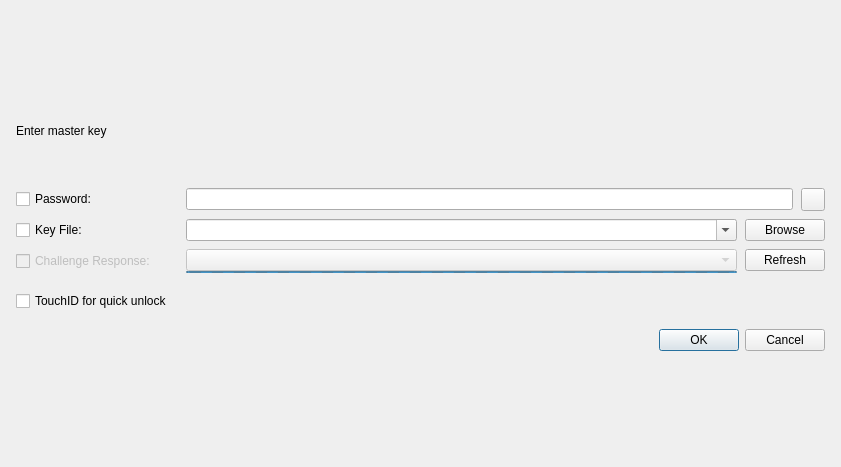
This is src/gui/DatabaseOpenWidget.ui in iluminat23/keepassxc-debian as Qt 5 draws it before an edit. The edited form follows.
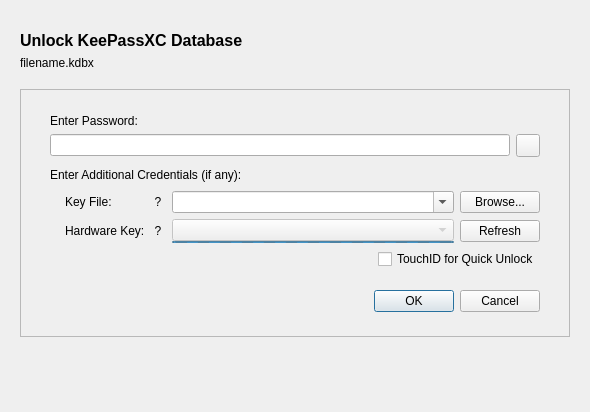
This is the edited form. Custom widgets are drawn as their Qt base class.

The edit to the form file:
```diff
--- a/src/gui/DatabaseOpenWidget.ui
+++ b/src/gui/DatabaseOpenWidget.ui
@@ -2,18 +2,10 @@
 <ui version="4.0">
  <class>DatabaseOpenWidget</class>
  <widget class="QWidget" name="DatabaseOpenWidget">
-  <property name="geometry">
-   <rect>
-    <x>0</x>
-    <y>0</y>
-    <width>841</width>
-    <height>467</height>
-   </rect>
+  <property name="accessibleName">
+   <string>Unlock KeePassXC Database</string>
   </property>
-  <layout class="QVBoxLayout" name="verticalLayout">
-   <property name="spacing">
-    <number>8</number>
-   </property>
+  <layout class="QVBoxLayout" name="verticalLayout" stretch="0,1,0,2">
    <item>
     <widget class="MessageWidget" name="messageWidget" native="true"/>
    </item>
@@ -22,33 +14,73 @@
      <property name="orientation">
       <enum>Qt::Vertical</enum>
      </property>
+     <property name="sizeType">
+      <enum>QSizePolicy::MinimumExpanding</enum>
+     </property>
      <property name="sizeHint" stdset="0">
       <size>
        <width>20</width>
-       <height>40</height>
+       <height>5</height>
       </size>
      </property>
     </spacer>
    </item>
    <item>
-    <layout class="QVBoxLayout" name="labelLayout">
-     <property name="leftMargin">
-      <number>5</number>
+    <layout class="QHBoxLayout" name="horizontalLayout_3" stretch="0,1,0">
+     <property name="spacing">
+      <number>0</number>
      </property>
-     <property name="rightMargin">
-      <number>5</number>
+     <property name="sizeConstraint">
+      <enum>QLayout::SetDefaultConstraint</enum>
+     </property>
+     <item>
+      <spacer name="horizontalSpacer_3">
+       <property name="orientation">
+        <enum>Qt::Horizontal</enum>
+       </property>
+       <property name="sizeType">
+        <enum>QSizePolicy::MinimumExpanding</enum>
+       </property>
+       <property name="sizeHint" stdset="0">
+        <size>
+         <width>0</width>
+         <height>0</height>
+        </size>
+       </property>
+      </spacer>
+     </item>
+     <item>
+      <widget class="QWidget" name="formContainer" native="true">
+       <property name="maximumSize">
+        <size>
+         <width>700</width>
+         <height>16777215</height>
+        </size>
+       </property>
+       <layout class="QVBoxLayout" name="verticalLayout_4">
+        <property name="sizeConstraint">
+         <enum>QLayout::SetMinimumSize</enum>
      </property>
      <item>
       <widget class="QLabel" name="labelHeadline">
+          <property name="font">
+           <font>
+            <pointsize>12</pointsize>
+            <weight>75</weight>
+            <bold>true</bold>
+           </font>
+          </property>
        <property name="text">
-        <string>Enter master key</string>
+           <string>Unlock KeePassXC Database</string>
        </property>
       </widget>
      </item>
      <item>
-      <widget class="QLabel" name="labelFilename"/>
-     </item>
-    </layout>
+         <widget class="ElidedLabel" name="fileNameLabel">
+          <property name="text">
+           <string notr="true">filename.kdbx</string>
+          </property>
+         </widget>
    </item>
    <item>
     <spacer name="verticalSpacer_3">
@@ -60,75 +92,72 @@
      </property>
      <property name="sizeHint" stdset="0">
       <size>
-       <width>20</width>
-       <height>20</height>
+            <width>439</width>
+            <height>13</height>
       </size>
      </property>
     </spacer>
    </item>
    <item>
-    <layout class="QGridLayout" name="gridLayout">
-     <property name="leftMargin">
-      <number>5</number>
-     </property>
-     <property name="verticalSpacing">
-      <number>8</number>
-     </property>
-     <item row="1" column="0" alignment="Qt::AlignVCenter">
-      <widget class="QCheckBox" name="checkKeyFile">
-       <property name="text">
-        <string>Key File:</string>
-       </property>
-      </widget>
-     </item>
-     <item row="0" column="0" alignment="Qt::AlignVCenter">
-      <widget class="QCheckBox" name="checkPassword">
-       <property name="text">
-        <string>Password:</string>
-       </property>
-      </widget>
-     </item>
-     <item row="1" column="2">
-      <layout class="QHBoxLayout" name="keyFileLayout">
+         <widget class="QFrame" name="horizontalFrame">
+          <property name="minimumSize">
+           <size>
+            <width>550</width>
+            <height>0</height>
+           </size>
+          </property>
+          <property name="frameShape">
+           <enum>QFrame::StyledPanel</enum>
+          </property>
+          <property name="frameShadow">
+           <enum>QFrame::Plain</enum>
+          </property>
+          <property name="lineWidth">
+           <number>2</number>
+          </property>
+          <layout class="QHBoxLayout" name="horizontalLayout">
+           <property name="sizeConstraint">
+            <enum>QLayout::SetMinimumSize</enum>
+           </property>
        <property name="leftMargin">
-        <number>5</number>
+            <number>20</number>
+           </property>
+           <property name="topMargin">
+            <number>15</number>
        </property>
        <property name="rightMargin">
-        <number>5</number>
-       </property>
+            <number>20</number>
+           </property>
+           <property name="bottomMargin">
+            <number>15</number>
+           </property>
        <item>
-        <widget class="QComboBox" name="comboKeyFile">
-         <property name="enabled">
-          <bool>true</bool>
-         </property>
-         <property name="sizePolicy">
-          <sizepolicy hsizetype="Expanding" vsizetype="Fixed">
-           <horstretch>0</horstretch>
-           <verstretch>0</verstretch>
-          </sizepolicy>
-         </property>
-         <property name="editable">
-          <bool>true</bool>
-         </property>
-        </widget>
-       </item>
+            <widget class="QFrame" name="passwordFormFrame">
+             <property name="minimumSize">
+              <size>
+               <width>400</width>
+               <height>0</height>
+              </size>
+             </property>
+             <property name="maximumSize">
+              <size>
+               <width>700</width>
+               <height>16777215</height>
+              </size>
+             </property>
+             <layout class="QVBoxLayout" name="verticalLayout_2">
        <item>
-        <widget class="QPushButton" name="buttonBrowseFile">
+               <widget class="QLabel" name="label">
          <property name="text">
-          <string>Browse</string>
+                 <string>Enter Password:</string>
+                </property>
+                <property name="buddy">
+                 <cstring>editPassword</cstring>
          </property>
         </widget>
        </item>
-      </layout>
-     </item>
-     <item row="0" column="2">
+              <item>
       <layout class="QHBoxLayout" name="passwordLayout">
-       <property name="leftMargin">
-        <number>5</number>
-       </property>
-       <property name="rightMargin">
-        <number>5</number>
-       </property>
        <item>
         <widget class="PasswordEdit" name="editPassword">
          <property name="echoMode">
@@ -145,44 +174,64 @@
        </item>
       </layout>
      </item>
-     <item row="2" column="2">
-      <layout class="QGridLayout" name="gridLayout_2">
-       <property name="leftMargin">
-        <number>5</number>
-       </property>
-       <property name="rightMargin">
-        <number>5</number>
-       </property>
-       <property name="verticalSpacing">
-        <number>0</number>
-       </property>
-       <item row="0" column="1">
-        <widget class="QPushButton" name="buttonRedetectYubikey">
-         <property name="enabled">
-          <bool>true</bool>
-         </property>
+              <item>
+               <spacer name="verticalSpacer_4">
+                <property name="orientation">
+                 <enum>Qt::Vertical</enum>
+                </property>
+                <property name="sizeType">
+                 <enum>QSizePolicy::Fixed</enum>
+                </property>
+                <property name="sizeHint" stdset="0">
+                 <size>
+                  <width>20</width>
+                  <height>5</height>
+                 </size>
+                </property>
+               </spacer>
+              </item>
+              <item>
+               <widget class="QLabel" name="label_2">
          <property name="text">
-          <string>Refresh</string>
+                 <string>Enter Additional Credentials (if any):</string>
          </property>
         </widget>
        </item>
-       <item row="0" column="0">
-        <widget class="QComboBox" name="comboChallengeResponse">
-         <property name="enabled">
-          <bool>false</bool>
-         </property>
-         <property name="sizePolicy">
-          <sizepolicy hsizetype="Expanding" vsizetype="Fixed">
-           <horstretch>0</horstretch>
-           <verstretch>0</verstretch>
-          </sizepolicy>
-         </property>
-         <property name="editable">
-          <bool>false</bool>
-         </property>
-        </widget>
-       </item>
-       <item row="1" column="0">
+              <item>
+               <layout class="QHBoxLayout" name="horizontalLayout_5">
+                <property name="sizeConstraint">
+                 <enum>QLayout::SetMinimumSize</enum>
+                </property>
+                <item>
+                 <spacer name="horizontalSpacer_2">
+                  <property name="orientation">
+                   <enum>Qt::Horizontal</enum>
+                  </property>
+                  <property name="sizeType">
+                   <enum>QSizePolicy::Fixed</enum>
+                  </property>
+                  <property name="sizeHint" stdset="0">
+                   <size>
+                    <width>15</width>
+                    <height>20</height>
+                   </size>
+                  </property>
+                 </spacer>
+                </item>
+                <item>
+                 <layout class="QGridLayout" name="gridLayout_3">
+                  <property name="sizeConstraint">
+                   <enum>QLayout::SetMinimumSize</enum>
+                  </property>
+                  <property name="topMargin">
+                   <number>3</number>
+                  </property>
+                  <item row="1" column="3">
+                   <layout class="QGridLayout" name="gridLayout">
+                    <property name="spacing">
+                     <number>0</number>
+                    </property>
+                    <item row="1" column="2">
         <widget class="QProgressBar" name="yubikeyProgress">
          <property name="maximumSize">
           <size>
@@ -204,47 +253,228 @@
          </property>
         </widget>
        </item>
-      </layout>
-     </item>
-     <item row="2" column="0">
-      <widget class="QCheckBox" name="checkChallengeResponse">
+                    <item row="0" column="2">
+                     <widget class="QComboBox" name="comboChallengeResponse">
+                      <property name="enabled">
+                       <bool>false</bool>
+                      </property>
+                      <property name="sizePolicy">
+                       <sizepolicy hsizetype="Expanding" vsizetype="Fixed">
+                        <horstretch>0</horstretch>
+                        <verstretch>0</verstretch>
+                       </sizepolicy>
+                      </property>
+                      <property name="accessibleName">
+                       <string>Hardware key slot selection</string>
+                      </property>
+                      <property name="editable">
+                       <bool>false</bool>
+                      </property>
+                     </widget>
+                    </item>
+                   </layout>
+                  </item>
+                  <item row="0" column="4">
+                   <widget class="QPushButton" name="buttonBrowseFile">
+                    <property name="toolTip">
+                     <string>Browse for key file</string>
+                    </property>
+                    <property name="accessibleName">
+                     <string>Browse for key file</string>
+                    </property>
+                    <property name="text">
+                     <string>Browse...</string>
+                    </property>
+                   </widget>
+                  </item>
+                  <item row="0" column="3">
+                   <layout class="QGridLayout" name="gridLayout_2">
+                    <property name="verticalSpacing">
+                     <number>0</number>
+                    </property>
+                    <item row="0" column="1">
+                     <widget class="QComboBox" name="comboKeyFile">
        <property name="enabled">
-        <bool>false</bool>
-       </property>
+                       <bool>true</bool>
+                      </property>
+                      <property name="sizePolicy">
+                       <sizepolicy hsizetype="Expanding" vsizetype="Fixed">
+                        <horstretch>0</horstretch>
+                        <verstretch>0</verstretch>
+                       </sizepolicy>
+                      </property>
+                      <property name="accessibleName">
+                       <string>Key file selection</string>
+                      </property>
+                      <property name="editable">
+                       <bool>true</bool>
+                      </property>
+                     </widget>
+                    </item>
+                   </layout>
+                  </item>
+                  <item row="1" column="0">
+                   <layout class="QHBoxLayout" name="horizontalLayout_6">
+                    <property name="spacing">
+                     <number>5</number>
+                    </property>
+                    <item>
+                     <widget class="QLabel" name="hardwareKeyLabel">
        <property name="text">
-        <string>Challenge Response:</string>
-       </property>
-      </widget>
-     </item>
-     <item row="3" column="0">
+                       <string>Hardware Key:</string>
+                      </property>
+                      <property name="buddy">
+                       <cstring>comboChallengeResponse</cstring>
+                      </property>
+                     </widget>
+                    </item>
+                    <item>
+                     <widget class="QToolButton" name="hardwareKeyLabelHelp">
+                      <property name="cursor">
+                       <cursorShape>PointingHandCursor</cursorShape>
+                      </property>
+                      <property name="toolTip">
+                       <string>&lt;p&gt;You can use a hardware security key such as a &lt;strong&gt;YubiKey&lt;/strong&gt; or &lt;strong&gt;OnlyKey&lt;/strong&gt; with slots configured for HMAC-SHA1.&lt;/p&gt;
+&lt;p&gt;Click for more information...&lt;/p&gt;</string>
+                      </property>
+                      <property name="accessibleName">
+                       <string>Hardware key help</string>
+                      </property>
+                      <property name="styleSheet">
+                       <string notr="true">QToolButton {
+	border: none;
+	background: none;
+}</string>
+                      </property>
+                      <property name="text">
+                       <string notr="true">?</string>
+                      </property>
+                      <property name="iconSize">
+                       <size>
+                        <width>12</width>
+                        <height>12</height>
+                       </size>
+                      </property>
+                      <property name="popupMode">
+                       <enum>QToolButton::InstantPopup</enum>
+                      </property>
+                     </widget>
+                    </item>
+                   </layout>
+                  </item>
+                  <item row="0" column="0">
+                   <layout class="QHBoxLayout" name="horizontalLayout_4">
+                    <property name="spacing">
+                     <number>5</number>
+                    </property>
+                    <item>
+                     <widget class="QLabel" name="keyFileLabel">
+                      <property name="text">
+                       <string>Key File:</string>
+                      </property>
+                      <property name="buddy">
+                       <cstring>comboKeyFile</cstring>
+                      </property>
+                     </widget>
+                    </item>
+                    <item>
+                     <widget class="QToolButton" name="keyFileLabelHelp">
+                      <property name="cursor">
+                       <cursorShape>PointingHandCursor</cursorShape>
+                      </property>
+                      <property name="toolTip">
+                       <string>&lt;p&gt;In addition to your master password, you can use a secret file to enhance the security of your database. Such a file can be generated in your database's security settings.&lt;/p&gt;&lt;p&gt;This is &lt;strong&gt;not&lt;/strong&gt; your *.kdbx database file!&lt;br&gt;If you do not have a key file, leave the field empty.&lt;/p&gt;&lt;p&gt;Click for more information...&lt;/p&gt;</string>
+                      </property>
+                      <property name="accessibleName">
+                       <string>Key file help</string>
+                      </property>
+                      <property name="styleSheet">
+                       <string notr="true">QToolButton {
+	border: none;
+	background: none;
+}</string>
+                      </property>
+                      <property name="text">
+                       <string>?</string>
+                      </property>
+                      <property name="iconSize">
+                       <size>
+                        <width>12</width>
+                        <height>12</height>
+                       </size>
+                      </property>
+                      <property name="popupMode">
+                       <enum>QToolButton::InstantPopup</enum>
+                      </property>
+                     </widget>
+                    </item>
+                   </layout>
+                  </item>
+                  <item row="1" column="4">
+                   <widget class="QPushButton" name="buttonRedetectYubikey">
+                    <property name="enabled">
+                     <bool>true</bool>
+                    </property>
+                    <property name="toolTip">
+                     <string>Refresh hardware tokens</string>
+                    </property>
+                    <property name="accessibleName">
+                     <string>Refresh hardware tokens</string>
+                    </property>
+                    <property name="text">
+                     <string>Refresh</string>
+                    </property>
+                   </widget>
+                  </item>
+                 </layout>
+                </item>
+               </layout>
+              </item>
+              <item>
+               <widget class="QWidget" name="touchIDContainer" native="true">
+                <layout class="QHBoxLayout" name="touchIDLayout">
+                 <property name="spacing">
+                  <number>0</number>
+                 </property>
+                 <property name="leftMargin">
+                  <number>0</number>
+                 </property>
+                 <property name="topMargin">
+                  <number>0</number>
+                 </property>
+                 <property name="rightMargin">
+                  <number>0</number>
+                 </property>
+                 <property name="bottomMargin">
+                  <number>0</number>
+                 </property>
+                 <item>
+                  <spacer name="horizontalSpacer">
+                   <property name="orientation">
+                    <enum>Qt::Horizontal</enum>
+                   </property>
+                   <property name="sizeHint" stdset="0">
+                    <size>
+                     <width>40</width>
+                     <height>0</height>
+                    </size>
+                   </property>
+                  </spacer>
+                 </item>
+                 <item>
       <widget class="QCheckBox" name="checkTouchID">
        <property name="text">
-        <string>TouchID for quick unlock</string>
+                    <string>TouchID for Quick Unlock</string>
        </property>
       </widget>
      </item>
-     <item row="3" column="2">
-      <spacer name="verticalSpacer_4">
-       <property name="orientation">
-        <enum>Qt::Vertical</enum>
-       </property>
-       <property name="sizeHint" stdset="0">
-        <size>
-         <width>20</width>
-         <height>40</height>
-        </size>
-       </property>
-      </spacer>
-     </item>
-    </layout>
+                </layout>
+               </widget>
    </item>
    <item>
     <layout class="QHBoxLayout" name="dialogButtonsLayout">
-     <property name="leftMargin">
-      <number>5</number>
-     </property>
-     <property name="rightMargin">
-      <number>5</number>
+                <property name="topMargin">
+                 <number>15</number>
      </property>
      <item alignment="Qt::AlignRight">
       <widget class="QDialogButtonBox" name="buttonBox">
@@ -255,15 +485,45 @@
      </item>
     </layout>
    </item>
+             </layout>
+            </widget>
+           </item>
+          </layout>
+         </widget>
+        </item>
+       </layout>
+      </widget>
+     </item>
+     <item>
+      <spacer name="horizontalSpacer_4">
+       <property name="orientation">
+        <enum>Qt::Horizontal</enum>
+       </property>
+       <property name="sizeType">
+        <enum>QSizePolicy::MinimumExpanding</enum>
+       </property>
+       <property name="sizeHint" stdset="0">
+        <size>
+         <width>0</width>
+         <height>0</height>
+        </size>
+       </property>
+      </spacer>
+     </item>
+    </layout>
+   </item>
    <item>
     <spacer name="verticalSpacer">
      <property name="orientation">
       <enum>Qt::Vertical</enum>
      </property>
+     <property name="sizeType">
+      <enum>QSizePolicy::MinimumExpanding</enum>
+     </property>
      <property name="sizeHint" stdset="0">
       <size>
        <width>20</width>
-       <height>40</height>
+       <height>55</height>
       </size>
      </property>
     </spacer>
@@ -282,6 +542,11 @@
    <header>gui/MessageWidget.h</header>
    <container>1</container>
   </customwidget>
+  <customwidget>
+   <class>ElidedLabel</class>
+   <extends>QLabel</extends>
+   <header>gui/widgets/ElidedLabel.h</header>
+  </customwidget>
  </customwidgets>
  <tabstops>
   <tabstop>checkPassword</tabstop>
```
Left out of the diff: 23 changed lines with no effect on the pictures. Lines whose indentation alone changed are shown as unchanged.
